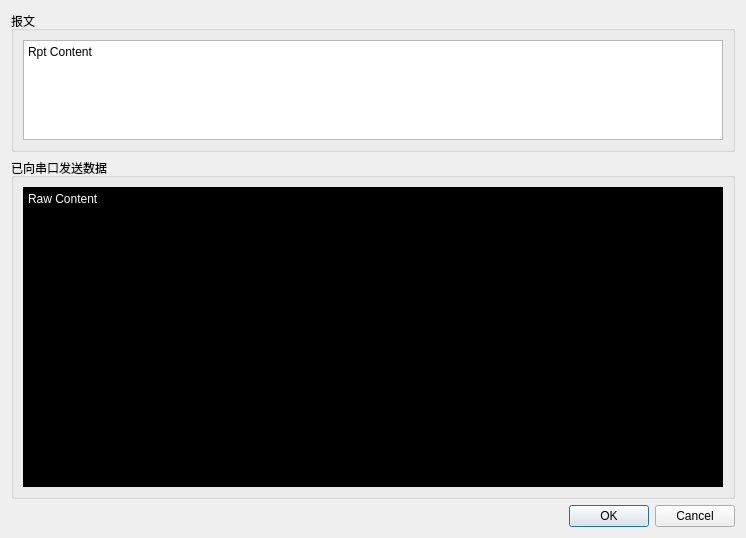
First picture: the form in tafor/components/ui/send.ui, repository up1and/tafor, before the edit.
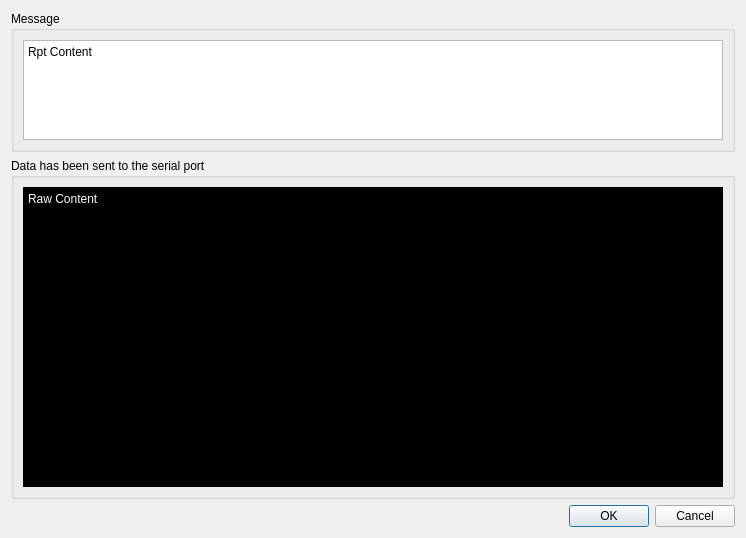
Second picture: the form after the edit.

```diff
--- a/tafor/components/ui/send.ui
+++ b/tafor/components/ui/send.ui
@@ -20,7 +20,7 @@
    <item>
     <widget class="QGroupBox" name="rptGroup">
      <property name="title">
-      <string>报文</string>
+      <string>Message</string>
      </property>
      <layout class="QVBoxLayout" name="verticalLayout_2">
       <item>
@@ -55,7 +55,7 @@
    <item>
     <widget class="QGroupBox" name="rawGroup">
      <property name="title">
-      <string>已向串口发送数据</string>
+      <string>Data has been sent to the serial port</string>
      </property>
      <layout class="QVBoxLayout" name="verticalLayout_3">
       <item>
```
Left out of the diff: 2 changed lines with no effect on the pictures.
